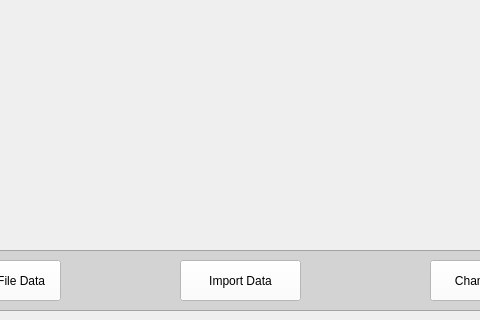
The window that softwareDesktopGUI/AntennaAnalyzer/AntennaAnalyze.ui (hamzashahid711/AntennaRadiationPatterns) describes before a commit, drawn with Qt 5; both pictures show x 370 to 850 and y 280 to 600 of the 1235 by 600 pixel window.
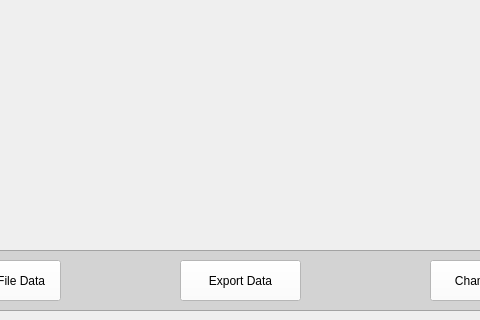
The same window after the commit.

Commit message: change object name

What changed in the file:
```diff
--- a/softwareDesktopGUI/AntennaAnalyzer/AntennaAnalyze.ui
+++ b/softwareDesktopGUI/AntennaAnalyzer/AntennaAnalyze.ui
@@ -310,7 +310,7 @@
      <string notr="true">background-color:rgb(255,255,255)</string>
     </property>
     <property name="text">
-     <string>Import Data</string>
+     <string>Export Data</string>
     </property>
    </widget>
    <widget class="QPushButton" name="changeView">
```
Left out of the diff: 2 changed lines with no effect on the pictures. The commit also changes 2 other files.
